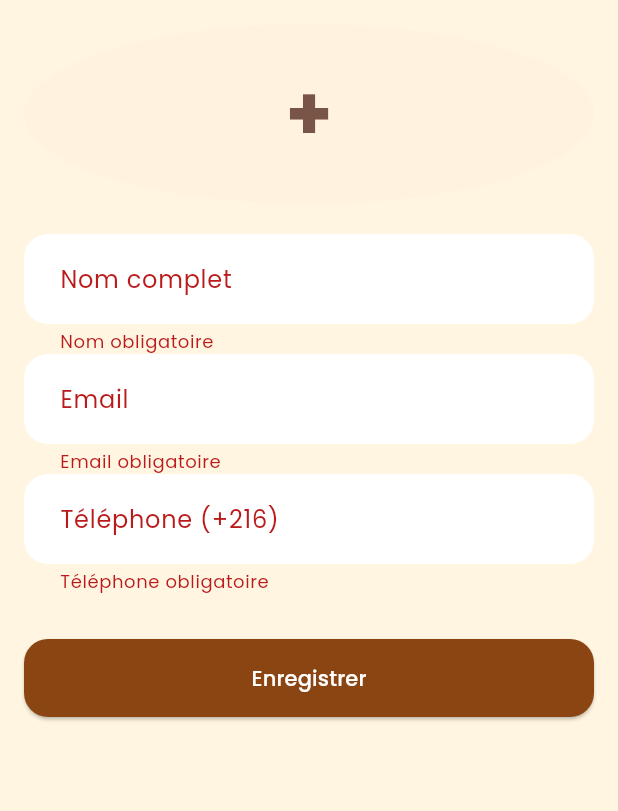
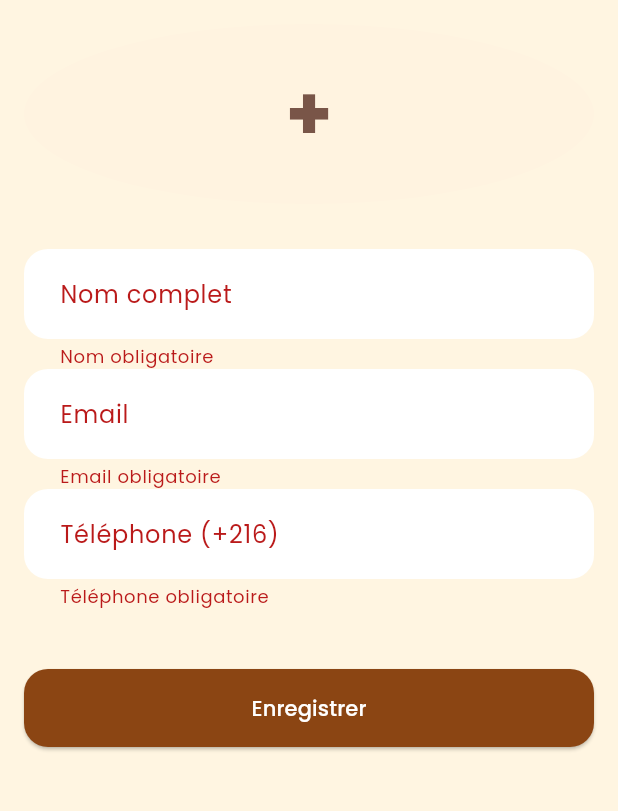
Before and after one commit to HadirDridi03/Contact-App, a Flutter app: the AddContactView screen opened by its route, after a tap on "Enregistrer", on a phone screen of 412 x 824 dp, the part 84-895 px from its top. Run offline on Flutter 3.47's test engine with Material 3 defaults, Android fonts, the phone set to English and light mode, and no system bars; our stand-ins replace go_router, google_fonts, image_picker, shared_preferences, sqflite; accounts and stored records are empty.

```diff
--- a/lib/config/app_router.dart
+++ b/lib/config/app_router.dart
@@ -20,7 +20,7 @@ final GoRouter router = GoRouter(
 
   /// Redirection intelligente selon l'état de connexion
   redirect: (context, state) async {
-    final bool isLoggedIn = await AuthService.instance.isLoggedIn();
+    final bool isLoggedIn = await LocalAuthService.instance.isLoggedIn();
     final String location = state.uri.path;
 
     // Pas connecté → on force /login
--- a/lib/controller/auth_controller.dart
+++ b/lib/controller/auth_controller.dart
@@ -12,7 +12,7 @@ class AuthController {
     if (!formKey.currentState!.validate()) return false;
 
     isLoading = true;
-    final success = await AuthService.instance.login(
+    final success = await LocalAuthService.instance.login(
       emailController.text.trim(),
       passwordController.text,
     );
@@ -30,7 +30,7 @@ class AuthController {
     if (!formKey.currentState!.validate()) return false;
 
     isLoading = true;
-    final success = await AuthService.instance.register(
+    final success = await LocalAuthService.instance.register(
       emailController.text.trim(),
       passwordController.text,
     );
@@ -46,7 +46,7 @@ class AuthController {
 
 
   Future<void> logout(BuildContext context) async {
-    await AuthService.instance.logout();
+    await LocalAuthService.instance.logout();
 
 
     if (context.mounted) {
--- a/lib/model/contact_model.dart
+++ b/lib/model/contact_model.dart
@@ -2,22 +2,24 @@ import 'package:uuid/uuid.dart';
 
 class Contact {
   final String id;
+  final int userId;
   final String name;
   final String email;
   final String phone;
-  final String? photoPath;  // nullable pour la photo
+  final String? photoPath;
 
   Contact({
     required this.id,
+    required this.userId,
     required this.name,
     required this.email,
     required this.phone,
     this.photoPath,
   });
 
-  // INDISPENSABLE pour saveContact()
   Contact copyWith({
     String? id,
+    int? userId,
     String? name,
     String? email,
     String? phone,
@@ -25,6 +27,7 @@ class Contact {
   }) {
     return Contact(
       id: id ?? this.id,
+      userId: userId ?? this.userId,
       name: name ?? this.name,
       email: email ?? this.email,
       phone: phone ?? this.phone,
@@ -35,6 +38,7 @@ class Contact {
   Map<String, dynamic> toMap() {
     return {
       'id': id,
+      'userId': userId,
       'name': name,
       'email': email,
       'phone': phone,
@@ -42,13 +46,32 @@ class Contact {
     };
   }
 
-  static Contact fromMap(String id, Map<String, dynamic> map) {
+  factory Contact.fromMap(Map<String, dynamic> map) {
     return Contact(
-      id: id,
+      id: map['id'] as String,
+      userId: map['userId'] as int,
       name: map['name'] as String,
       email: map['email'] as String,
       phone: map['phone'] as String,
       photoPath: map['photoPath'] as String?,
     );
   }
+
+
+  factory Contact.createNew({
+    required int userId,
+    required String name,
+    required String email,
+    required String phone,
+    String? photoPath,
+  }) {
+    return Contact(
+      id: const Uuid().v4(),
+      userId: userId,
+      name: name,
+      email: email,
+      phone: phone,
+      photoPath: photoPath,
+    );
+  }
 }
--- a/lib/views/home/add_contact_view.dart
+++ b/lib/views/home/add_contact_view.dart
@@ -1,14 +1,15 @@
 import 'package:flutter/material.dart';
 import 'package:go_router/go_router.dart';
 import 'package:image_picker/image_picker.dart';
+import 'package:uuid/uuid.dart';
 import 'dart:io';
 
 import '../../model/contact_model.dart';
 import '../../service/database/app_database.dart';
+import '../../service/auth_service.dart';
 
 class AddContactView extends StatefulWidget {
   const AddContactView({Key? key}) : super(key: key);
-
   @override
   State<AddContactView> createState() => _AddContactViewState();
 }
@@ -18,14 +19,21 @@ class _AddContactViewState extends State<AddContactView> {
   final _nameController = TextEditingController();
   final _emailController = TextEditingController();
   final _phoneController = TextEditingController();
+
   String? _photoPath;
   bool _isLoading = false;
 
   Future<void> _pickImage() async {
-    final pickedFile = await ImagePicker().pickImage(source: ImageSource.gallery);
-    if (pickedFile != null) {
-      setState(() => _photoPath = pickedFile.path);
+    final picked = await ImagePicker().pickImage(source: ImageSource.gallery);
+    if (picked != null) setState(() => _photoPath = picked.path);
   }
+
+  @override
+  void dispose() {
+    _nameController.dispose();
+    _emailController.dispose();
+    _phoneController.dispose();
+    super.dispose();
   }
 
   @override
@@ -33,10 +41,7 @@ class _AddContactViewState extends State<AddContactView> {
     return Scaffold(
       appBar: AppBar(
         title: const Text("Nouveau contact"),
-        leading: IconButton(
-    icon: const Icon(Icons.arrow_back),
-    onPressed: () => context.go('/'), // Retour à la page d'accueil
-  ),
+        leading: BackButton(onPressed: () => context.go('/')),
       ),
       body: Padding(
         padding: const EdgeInsets.all(16.0),
@@ -46,72 +51,49 @@ class _AddContactViewState extends State<AddContactView> {
             children: [
               GestureDetector(
                 onTap: _pickImage,
- child: ClipOval( // Rétablissement de ClipOval
+                child: ClipOval(
                   child: SizedBox(
-      width: 120,
-      height: 120,
+                    width: 120, height: 120,
                     child: _photoPath != null
-          ? Image.file(
-              File(_photoPath!),
-              fit: BoxFit.cover, // Conserve BoxFit.cover pour un remplissage sans étirement
-            )
-
+                        ? Image.file(File(_photoPath!), fit: BoxFit.cover)
                         : Container(
-              color: const Color(0xFFFFF3E0), // Fond beige clair comme ton design
+                            color: const Color(0xFFFFF3E0),
                             child: Center(
                               child: Text(
-                  _nameController.text.trim().isEmpty
+                                _nameController.text.isEmpty
                                     ? "+"
-                      : _nameController.text.trim()[0].toUpperCase(),
-                  style: const TextStyle(
-                    fontSize: 50,
-                    fontWeight: FontWeight.bold,
-                    color: Colors.brown,
+                                    : _nameController.text[0].toUpperCase(),
+                                style: const TextStyle(fontSize: 50, fontWeight: FontWeight.bold, color: Colors.brown),
                               ),
                             ),
                           ),
                   ),
                 ),
               ),
-),
-              const SizedBox(height: 20),
-              TextFormField(
-                controller: _nameController,
-                decoration: const InputDecoration(labelText: "Nom complet"),
-                validator: (v) => v!.isEmpty ? "Nom obligatoire" : null,
-              ),
-              TextFormField(
-                controller: _emailController,
-                decoration: const InputDecoration(labelText: "Email"),
-                keyboardType: TextInputType.emailAddress,
-                validator: (v) => v!.isEmpty ? "Email obligatoire" : null,
-              ),
+              const SizedBox(height: 30),
+              TextFormField(controller: _nameController, decoration: const InputDecoration(labelText: "Nom complet"), validator: (v) => v?.trim().isEmpty ?? true ? "Nom obligatoire" : null),
+              TextFormField(controller: _emailController, decoration: const InputDecoration(labelText: "Email"), keyboardType: TextInputType.emailAddress, validator: (v) => v?.trim().isEmpty ?? true ? "Email obligatoire" : null),
               TextFormField(
                 controller: _phoneController,
                 decoration: const InputDecoration(labelText: "Téléphone (+216)"),
                 keyboardType: TextInputType.phone,
                 validator: (v) {
-                  if (v!.isEmpty) return "Téléphone obligatoire";
-                  final regex = RegExp(r'^(?:\+216|216)?[0-9]{8}$');
-                  return regex.hasMatch(v) ? null : "Numéro tunisien invalide";
+                  if (v == null || v.trim().isEmpty) return "Téléphone obligatoire";
+                  final cleaned = v.replaceAll(RegExp(r'\D'), '');
+                  return RegExp(r'^216?[2579]\d{7}$').hasMatch(cleaned) ? null : "Numéro invalide";
                 },
               ),
-              const SizedBox(height: 30),
+              const SizedBox(height: 40),
               ElevatedButton(
                 onPressed: _isLoading ? null : () async {
-                  if (_formKey.currentState!.validate()) {
+                  if (!_formKey.currentState!.validate()) return;
                   setState(() => _isLoading = true);
+
                   try {
-                      final userId = await AppDatabase.instance.getLoggedInUserId();
-                      if (userId == null) {
-                        ScaffoldMessenger.of(context).showSnackBar(
-                          const SnackBar(content: Text("Erreur : utilisateur non connecté")),
-                        );
-                        return;
-                      }
+                    final userId = await LocalAuthService.instance.getRequiredUserId();
 
-                      final contact = Contact(
-                        id: '', // vide = nouveau contact → saveContact génère l'UUID
+                   final contact = Contact.createNew(
+  userId: await LocalAuthService.instance.getRequiredUserId(),
   name: _nameController.text.trim(),
   email: _emailController.text.trim(),
   phone: _phoneController.text.trim(),
@@ -127,12 +109,14 @@ class _AddContactViewState extends State<AddContactView> {
                       context.go('/');
                     }
                   } catch (e) {
+                    if (mounted) {
                       ScaffoldMessenger.of(context).showSnackBar(
-                        SnackBar(content: Text("Erreur : $e")),
+                        const SnackBar(content: Text("Session expirée – veuillez vous reconnecter")),
                       );
+                      context.go('/login');
+                    }
                   } finally {
                     if (mounted) setState(() => _isLoading = false);
-                    }
                   }
                 },
                 child: _isLoading
```
Also changed, not shown: lib/controller/contact_controller.dart (+39 -15 lines), lib/model/user_model.dart (added, +45 -0 lines), lib/service/auth_service.dart (+34 -7 lines), lib/service/database/app_database.dart (+53 -32 lines), lib/views/home/edit_contact_view.dart (+70 -29 lines). Lines whose indentation alone changed are shown as unchanged.
